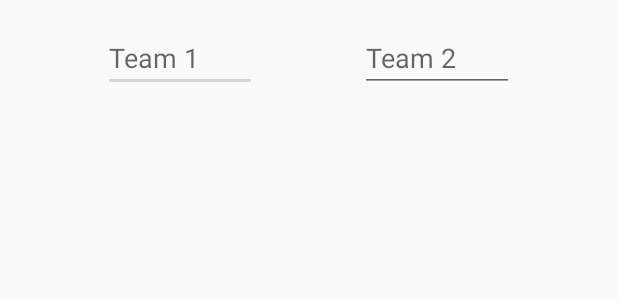
After one commit to kkgomez2/sports-recorder, an Android app: the layout dialog_end_quarter.xml on its own in the app's theme, with its tools: preview values and no code run, on a phone screen of 412 x 824 dp. The commit adds this screen. Shown: the top 300 px of the screen. Run offline under Robolectric (Android 15) with nearby library versions, the phone set to English and light mode, and no system bars.

Commit message:
can now save quarter scores

```diff
--- /dev/null
+++ b/SportsRecorder/app/src/main/res/layout/dialog_end_quarter.xml
@@ -0,0 +1,42 @@
+<?xml version="1.0" encoding="utf-8"?>
+<LinearLayout xmlns:android="http://schemas.android.com/apk/res/android"
+    android:orientation="horizontal"
+    android:layout_width="match_parent"
+    android:layout_height="match_parent">
+
+    <TextView
+        android:layout_width="0dp"
+        android:layout_height="wrap_content"
+        android:layout_weight="2" />
+
+    <EditText
+        android:id="@+id/score1"
+        android:inputType="number"
+        android:hint="@string/score1"
+        android:layout_width="0dp"
+        android:layout_weight="3"
+        android:layout_marginTop="@dimen/activity_vertical_margin"
+        android:layout_marginBottom="@dimen/activity_vertical_margin"
+        android:layout_height="wrap_content" />
+
+    <TextView
+        android:layout_width="0dp"
+        android:layout_height="wrap_content"
+        android:layout_weight="2" />
+
+    <EditText
+        android:id="@+id/score2"
+        android:inputType="number"
+        android:hint="@string/score2"
+        android:layout_width="0dp"
+        android:layout_weight="3"
+        android:layout_marginTop="@dimen/activity_vertical_margin"
+        android:layout_marginBottom="@dimen/activity_vertical_margin"
+        android:layout_height="wrap_content" />
+
+    <TextView
+        android:layout_width="0dp"
+        android:layout_height="wrap_content"
+        android:layout_weight="2" />
+
+</LinearLayout>
--- a/SportsRecorder/app/src/main/res/values/strings.xml
+++ b/SportsRecorder/app/src/main/res/values/strings.xml
@@ -22,6 +22,8 @@
     <string name="rebound">Rebound</string>
     <string name="end_quarter">End quarter</string>
     <string name="undo">Undo</string>
+    <string name="score1">Team 1</string>
+    <string name="score2">Team 2</string>
 
     <!-- Summary -->
     <string name="share">Share</string>
```
Also changed, not shown: SportsRecorder/app/src/main/java/cs498/sportsrecorder/GameData.java (+10 -3 lines), SportsRecorder/app/src/main/java/cs498/sportsrecorder/StatInput.java (+10 -7 lines).
